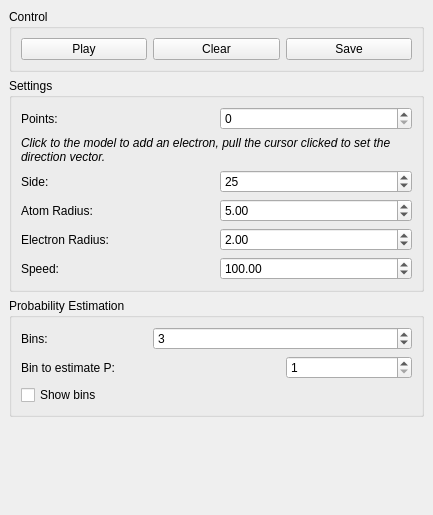
This is src/window.ui in romovpa/Lorentz-gas as Qt 5 draws it before an edit. The edited form follows.
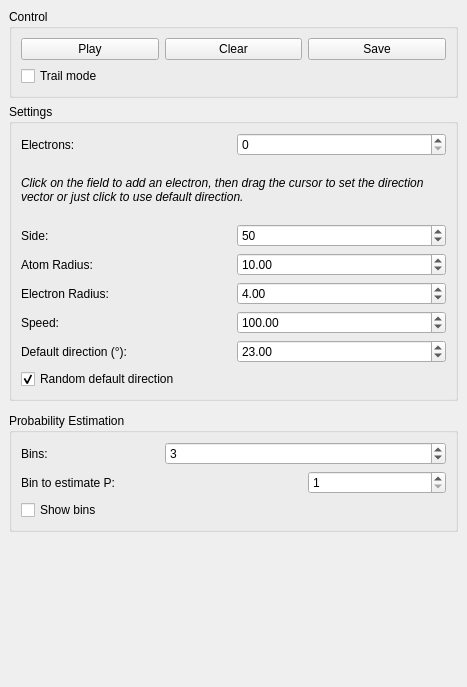
This is the edited form.

Patch:
```diff
--- a/src/window.ui
+++ b/src/window.ui
@@ -6,8 +6,8 @@
    <rect>
     <x>0</x>
     <y>0</y>
-    <width>433</width>
-    <height>515</height>
+    <width>467</width>
+    <height>687</height>
    </rect>
   </property>
   <property name="windowTitle">
@@ -29,35 +29,55 @@
       <property name="title">
        <string>Control</string>
       </property>
-      <layout class="QHBoxLayout" name="horizontalLayout">
+      <layout class="QGridLayout" name="gridLayout_5">
        <property name="sizeConstraint">
         <enum>QLayout::SetMinimumSize</enum>
        </property>
-       <item>
+       <item row="0" column="1">
         <widget class="QPushButton" name="togglePlayButton">
          <property name="text">
           <string>Play</string>
          </property>
         </widget>
        </item>
-       <item>
+       <item row="0" column="2">
         <widget class="QPushButton" name="clearButton">
          <property name="text">
           <string>Clear</string>
          </property>
         </widget>
        </item>
-       <item>
+       <item row="0" column="3">
         <widget class="QPushButton" name="saveButton">
          <property name="text">
           <string>Save</string>
          </property>
         </widget>
        </item>
+       <item row="1" column="2" colspan="2">
+        <spacer name="horizontalSpacer">
+         <property name="orientation">
+          <enum>Qt::Horizontal</enum>
+         </property>
+         <property name="sizeHint" stdset="0">
+          <size>
+           <width>40</width>
+           <height>20</height>
+          </size>
+         </property>
+        </spacer>
+       </item>
+       <item row="1" column="1">
+        <widget class="QCheckBox" name="trailModeCheckBox">
+         <property name="text">
+          <string>Trail mode</string>
+         </property>
+        </widget>
+       </item>
       </layout>
      </widget>
     </item>
-    <item row="1" column="1">
+    <item row="1" column="1" rowspan="2">
      <widget class="QGroupBox" name="settingsBox">
       <property name="title">
        <string>Settings</string>
@@ -68,7 +88,7 @@
          <item row="0" column="0">
           <widget class="QLabel" name="pointsLabel">
            <property name="text">
-            <string>Points:</string>
+            <string>Electrons:</string>
            </property>
           </widget>
          </item>
@@ -94,7 +114,7 @@
             <bool>false</bool>
            </property>
            <property name="text">
-            <string>&lt;i&gt;Click to the model to add an electron, pull the cursor clicked to set the direction vector.&lt;/i&gt;</string>
+            <string>&lt;i&gt;Click on the field to add an electron, then drag the cursor to set the direction vector or just click to use default direction.&lt;/i&gt;</string>
            </property>
            <property name="wordWrap">
             <bool>true</bool>
@@ -106,7 +126,7 @@
        <item>
         <layout class="QGridLayout" name="gridLayout_2">
          <property name="sizeConstraint">
-          <enum>QLayout::SetFixedSize</enum>
+          <enum>QLayout::SetDefaultConstraint</enum>
          </property>
          <item row="0" column="0">
           <widget class="QLabel" name="sideLabel">
@@ -124,7 +144,7 @@
             <number>400</number>
            </property>
            <property name="value">
-            <number>25</number>
+            <number>50</number>
            </property>
           </widget>
          </item>
@@ -144,7 +164,7 @@
             <double>400.000000000000000</double>
            </property>
            <property name="value">
-            <double>5.000000000000000</double>
+            <double>10.000000000000000</double>
            </property>
           </widget>
          </item>
@@ -164,7 +184,7 @@
             <double>400.000000000000000</double>
            </property>
            <property name="value">
-            <double>2.000000000000000</double>
+            <double>4.000000000000000</double>
            </property>
           </widget>
          </item>
@@ -177,6 +197,9 @@
          </item>
          <item row="3" column="1">
           <widget class="QDoubleSpinBox" name="speedBox">
+           <property name="specialValueText">
+            <string/>
+           </property>
            <property name="minimum">
             <double>0.100000000000000</double>
            </property>
@@ -188,12 +211,45 @@
            </property>
           </widget>
          </item>
+         <item row="4" column="0">
+          <widget class="QLabel" name="defDirLabel">
+           <property name="text">
+            <string>Default direction (°):</string>
+           </property>
+          </widget>
+         </item>
+         <item row="4" column="1">
+          <widget class="QDoubleSpinBox" name="defDirBox">
+           <property name="specialValueText">
+            <string/>
+           </property>
+           <property name="minimum">
+            <double>0.000000000000000</double>
+           </property>
+           <property name="maximum">
+            <double>360.000000000000000</double>
+           </property>
+           <property name="value">
+            <double>23.000000000000000</double>
+           </property>
+          </widget>
+         </item>
+         <item row="5" column="0" colspan="2">
+          <widget class="QCheckBox" name="randomDefDirBox">
+           <property name="text">
+            <string>Random default direction</string>
+           </property>
+           <property name="checked">
+            <bool>true</bool>
+           </property>
+          </widget>
+         </item>
         </layout>
        </item>
       </layout>
      </widget>
     </item>
-    <item row="2" column="1">
+    <item row="4" column="1">
      <widget class="QGroupBox" name="probabilitySettingsBox">
       <property name="title">
        <string>Probability Estimation</string>
@@ -250,7 +306,7 @@
       </layout>
      </widget>
     </item>
-    <item row="3" column="1">
+    <item row="5" column="1">
      <spacer name="verticalSpacer">
       <property name="orientation">
        <enum>Qt::Vertical</enum>
```
Left out of the diff: 2 changed lines with no effect on the pictures.
